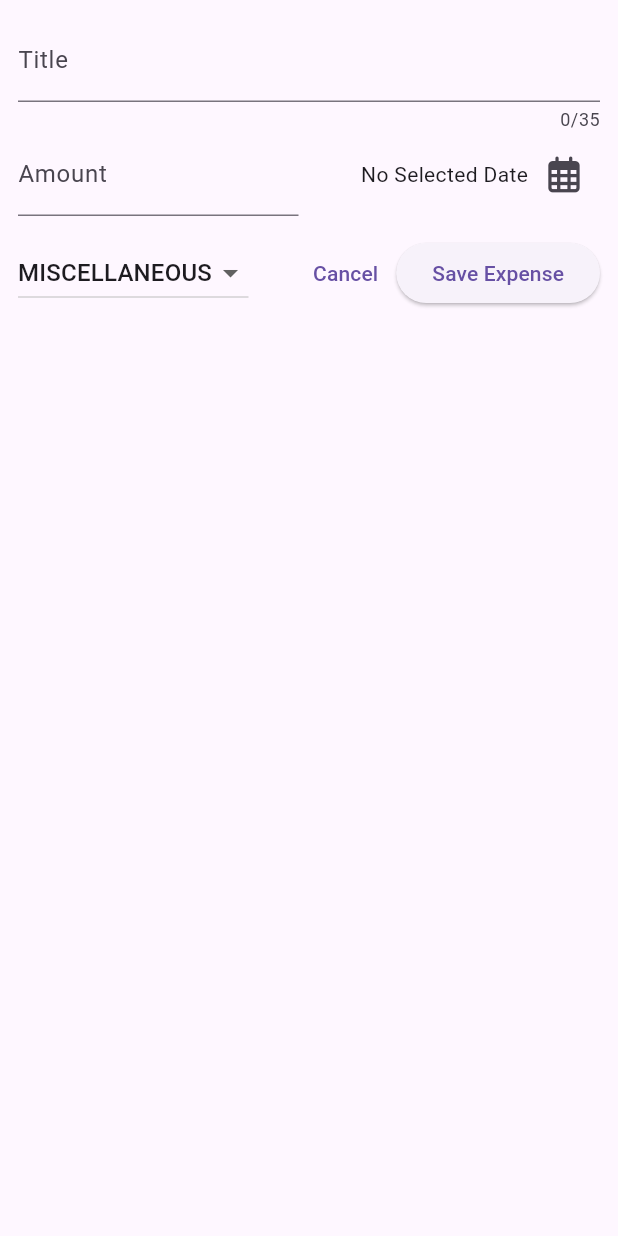
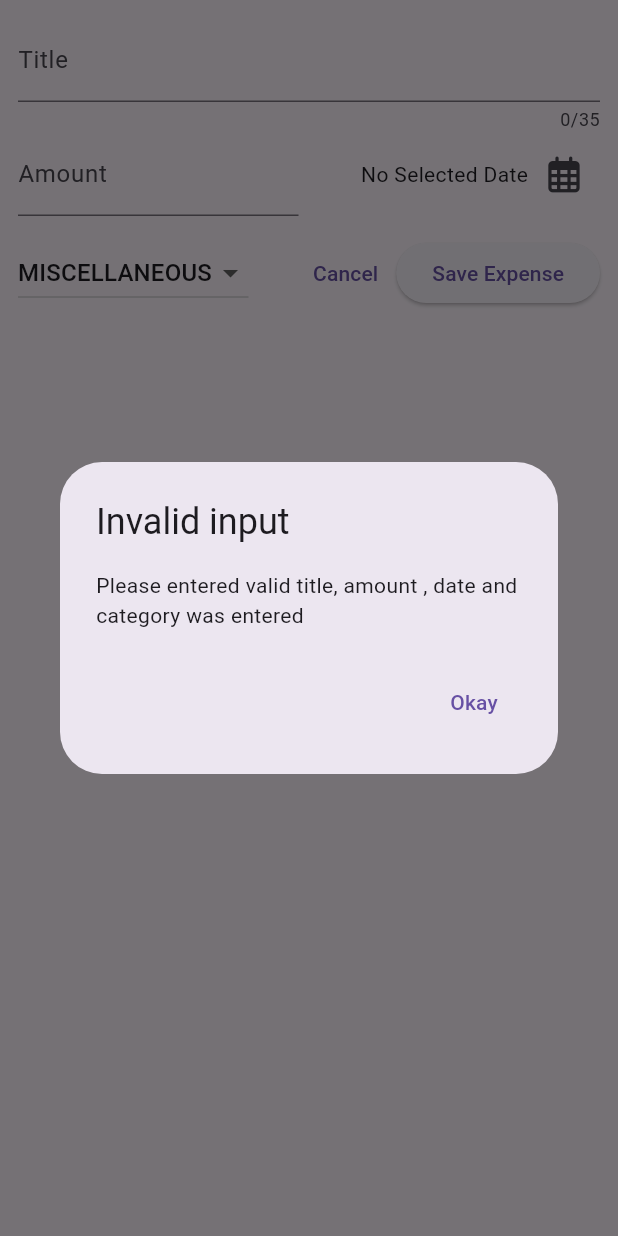
Before and after one commit to CodewithAnn/Expense_Tracker_App, a Flutter app: the NewExpense widget shown alone on an empty page, opened directly, after a tap on "Save Expense", on a phone screen of 412 x 824 dp. Run offline on Flutter 3.47's test engine with Material 3 defaults, Android fonts, the phone set to English and light mode, and no system bars; our stand-ins replace font_awesome_flutter; missing offline and left inert: dart:ffi.

Commit message:
Added input validation

```diff
--- a/lib/widgets/new_expense..dart
+++ b/lib/widgets/new_expense..dart
@@ -35,6 +35,31 @@ class _NewExpenseState extends State<NewExpense> {
     setState(() {
       _selectedDate = pickedDate;
     });
+  }
+
+  // method for showing error messages
+  void _submitExpenseData() {
+    final enteredAmount = double.tryParse(_amountController.text);
+    final amountIsinvalid = enteredAmount == null || enteredAmount <= 0;
+    if (_textController.text.trim().isEmpty ||
+        amountIsinvalid ||
+        _selectedDate == null) {
+      showDialog(
+          context: context,
+          builder: (cntx) => AlertDialog(
+                title: const Text("Invalid input"),
+                content: const Text(
+                    "Please entered valid title, amount , date and category was entered"),
+                actions: [
+                  TextButton(
+                      onPressed: () {
+                        Navigator.pop(cntx);
+                      },
+                      child: const Text("Okay"))
+                ],
+              ));
+      return;
+    }
   }
 
   @override
@@ -119,7 +144,7 @@ class _NewExpenseState extends State<NewExpense> {
                   },
                   child: const Text('Cancel')),
               ElevatedButton(
-                onPressed: () {},
+                onPressed: _submitExpenseData,
                 child: const Text("Save Expense"),
               ),
             ],
```
